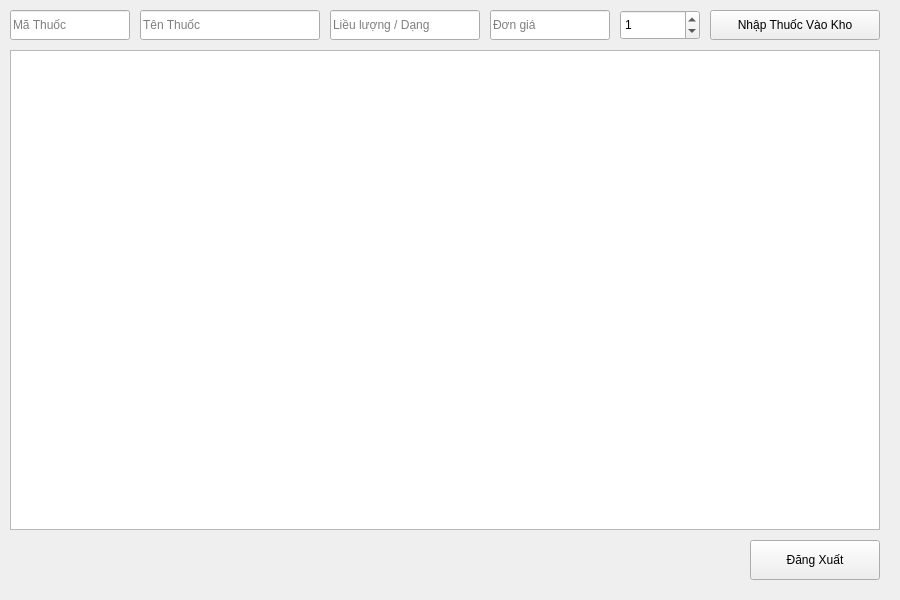
The window that src/ui/InventoryMenu.ui (prestonwanttorevenge/PBL2) describes before a commit, drawn with Qt 5.
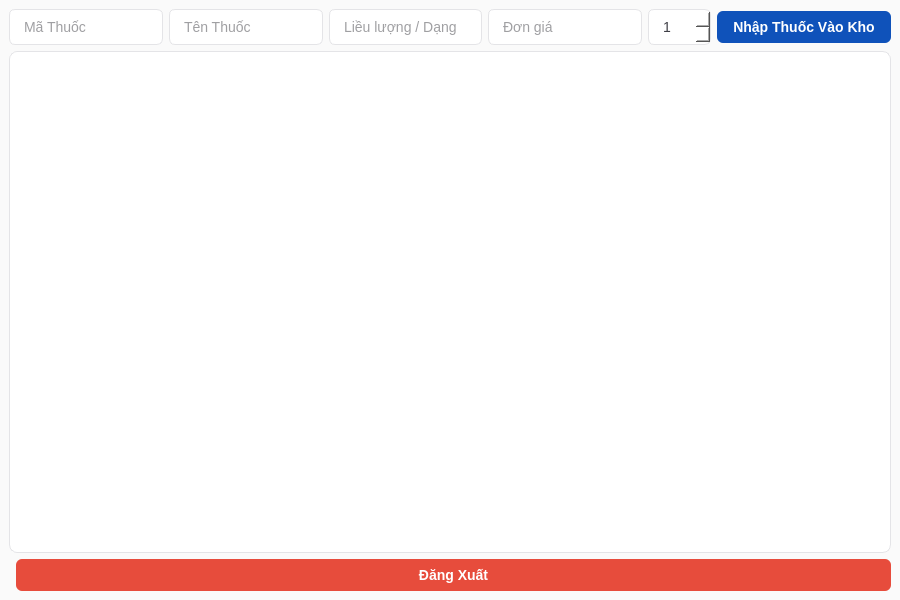
The same window after the commit.

Commit message: Đã làm xong UI

The edit to the form file:
```diff
--- a/src/ui/InventoryMenu.ui
+++ b/src/ui/InventoryMenu.ui
@@ -2,49 +2,109 @@
 <ui version="4.0">
  <class>InventoryMenu</class>
  <widget class="QMainWindow" name="InventoryMenu">
-  <property name="geometry">
-   <rect>
-    <x>0</x>
-    <y>0</y>
-    <width>900</width>
-    <height>600</height>
-   </rect>
-  </property>
-  <property name="windowTitle">
-   <string>Quản Lý Kho Thuốc - Inventory Menu</string>
-  </property>
-  <widget class="QWidget" name="centralwidget">
-   <widget class="QLineEdit" name="txtMedId">
-    <property name="geometry"><rect><x>10</x><y>10</y><width>120</width><height>30</height></rect></property>
-    <property name="placeholderText"><string>Mã Thuốc</string></property>
-   </widget>
-   <widget class="QLineEdit" name="txtMedName">
-    <property name="geometry"><rect><x>140</x><y>10</y><width>180</width><height>30</height></rect></property>
-    <property name="placeholderText"><string>Tên Thuốc</string></property>
-   </widget>
-   <widget class="QLineEdit" name="txtDosage">
-    <property name="geometry"><rect><x>330</x><y>10</y><width>150</width><height>30</height></rect></property>
-    <property name="placeholderText"><string>Liều lượng / Dạng</string></property>
-   </widget>
-   <widget class="QLineEdit" name="txtPrice">
-    <property name="geometry"><rect><x>490</x><y>10</y><width>120</width><height>30</height></rect></property>
-    <property name="placeholderText"><string>Đơn giá</string></property>
-   </widget>
-   <widget class="QSpinBox" name="spinBoxQty">
-    <property name="geometry"><rect><x>620</x><y>10</y><width>80</width><height>30</height></rect></property>
-    <property name="value"><number>1</number></property>
-   </widget>
-   <widget class="QPushButton" name="btnImportMedicine">
-    <property name="geometry"><rect><x>710</x><y>10</y><width>170</width><height>30</height></rect></property>
-    <property name="text"><string>Nhập Thuốc Vào Kho</string></property>
-   </widget>
-   <widget class="QTableWidget" name="tableMedicines">
-    <property name="geometry"><rect><x>10</x><y>50</y><width>870</width><height>480</height></rect></property>
-   </widget>
-   <widget class="QPushButton" name="btnLogout">
-    <property name="geometry"><rect><x>750</x><y>540</y><width>130</width><height>40</height></rect></property>
-    <property name="text"><string>Đăng Xuất</string></property>
-   </widget>
+  <property name="geometry"><rect><x>0</x><y>0</y><width>900</width><height>600</height></rect></property>
+  <property name="windowTitle"><string>Quản Lý Kho Thuốc - Inventory Menu</string></property>
+  <property name="styleSheet"><string>QWidget {
+    font-family: 'Inter', 'Segoe UI', 'Arial', sans-serif;
+    font-size: 14px;
+    color: #18181b; /* kẽm-900 (zinc-900) - màu đen dịu */
+    background-color: #fafafa; /* kẽm-50 (zinc-50) - nền trắng xám dịu mắt */
+}
+
+QMainWindow {
+    background-color: #fafafa;
+}
+
+/* NÚT BẤM CHUNG - Màu Oceanic Azure #002B8C */
+QPushButton {
+    background-color: #0F52BA; /* Sapphire - Màu chính cho nút thao tác */
+    color: white;
+    border-radius: 6px;
+    padding: 8px 16px;
+    font-weight: 500;
+    border: none;
+}
+
+QPushButton:hover {
+    background-color: #002B8C; /* Oceanic Azure - Đậm hơn khi hover */
+}
+
+QPushButton:pressed {
+    background-color: #282888; /* Indigo Blue - Khi nhấn */
+}
+
+/* NÚT ĐĂNG XUẤT / XÓA KHẨN CẤP */
+QPushButton#btnLogout, QPushButton#btnDeleteUser, QPushButton#btnDeleteDoctor, QPushButton#btnDeleteMedicine, QPushButton#btnDeleteService {
+    background-color: #e74c3c; /* Đỏ nhạt để cảnh báo */
+}
+
+QPushButton#btnLogout:hover, QPushButton#btnDeleteUser:hover, QPushButton#btnDeleteDoctor:hover, QPushButton#btnDeleteMedicine:hover, QPushButton#btnDeleteService:hover {
+    background-color: #c0392b;
+}
+
+/* Ô NHẬP LIỆU (Input / ComboBox / SpinBox) */
+QLineEdit, QTextEdit, QPlainTextEdit, QComboBox, QSpinBox {
+    background-color: white;
+    border: 1px solid #e4e4e7; /* zinc-200 */
+    border-radius: 6px;
+    padding: 8px 12px;
+    color: #3f3f46; /* zinc-700 */
+}
+
+QLineEdit:focus, QTextEdit:focus, QComboBox:focus, QSpinBox:focus {
+    border: 1px solid #0F52BA; /* Viền Sapphire khi focus */
+    background-color: #F0FFFF; /* Azure nhạt khi focus */
+}
+
+/* BẢNG DỮ LIỆU (Table Widget) */
+QTableView, QTableWidget {
+    background-color: white;
+    gridline-color: #f4f4f5; /* zinc-100 */
+    border: 1px solid #e4e4e7; /* zinc-200 */
+    border-radius: 8px;
+    selection-background-color: #F0FFFF; /* Azure nhạt khi chọn */
+    selection-color: #002B8C; /* Oceanic Azure đậm khi chọn */
+}
+
+/* TIÊU ĐỀ CỘT CỦA BẢNG */
+QHeaderView::section {
+    background-color: #f4f4f5; /* zinc-100 */
+    color: #52525b; /* zinc-600 */
+    padding: 10px;
+    font-weight: bold;
+    border: none;
+    border-bottom: 2px solid #e4e4e7; /* zinc-200 */
+    text-transform: uppercase;
+}
+
+QTableView::item {
+    padding: 8px;
+    border-bottom: 1px solid #f4f4f5;
+}
+
+QTableView::item:hover {
+    background-color: #fafafa;
+}
+</string></property><widget class="QWidget" name="centralwidget">
+   <layout class="QVBoxLayout" name="verticalLayoutMain">
+    <item>
+     <layout class="QHBoxLayout" name="horizontalLayoutInputs">
+      <item><widget class="QLineEdit" name="txtMedId"><property name="placeholderText"><string>Mã Thuốc</string></property></widget></item>
+      <item><widget class="QLineEdit" name="txtMedName"><property name="placeholderText"><string>Tên Thuốc</string></property></widget></item>
+      <item><widget class="QLineEdit" name="txtDosage"><property name="placeholderText"><string>Liều lượng / Dạng</string></property></widget></item>
+      <item><widget class="QLineEdit" name="txtPrice"><property name="placeholderText"><string>Đơn giá</string></property></widget></item>
+      <item><widget class="QSpinBox" name="spinBoxQty"><property name="value"><number>1</number></property></widget></item>
+      <item><widget class="QPushButton" name="btnImportMedicine"><property name="text"><string>Nhập Thuốc Vào Kho</string></property></widget></item>
+     </layout>
+    </item>
+    <item><widget class="QTableWidget" name="tableMedicines" /></item>
+    <item>
+     <layout class="QHBoxLayout" name="horizontalLayoutBottom">
+      <item><spacer name="horizontalSpacer"><property name="orientation"><enum>Qt::Horizontal</enum></property></spacer></item>
+      <item><widget class="QPushButton" name="btnLogout"><property name="text"><string>Đăng Xuất</string></property></widget></item>
+     </layout>
+    </item>
+   </layout>
   </widget>
  </widget>
 </ui>
```
Left out of the diff: 2 changed lines with no effect on the pictures. The commit also changes 4 other files.
